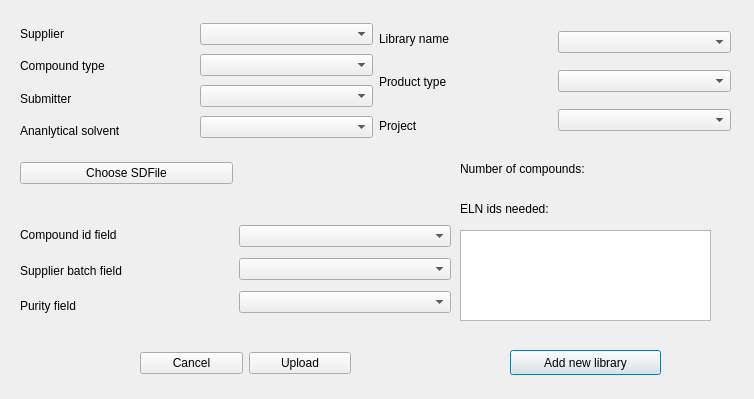
Above: chemReg/sdfReg.ui from dahlbma/scarab_tornado before the change. Below: the same form after it.
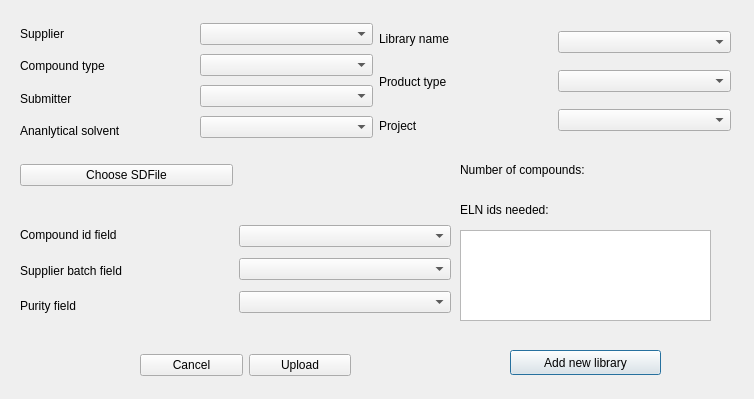
That is the form after the change.

Commit message: Load SDF

The edit to the form file:
```diff
--- a/chemReg/sdfReg.ui
+++ b/chemReg/sdfReg.ui
@@ -129,7 +129,7 @@
     <string>Add new library</string>
    </property>
   </widget>
-  <widget class="QWidget" name="">
+  <widget class="QWidget" name="layoutWidget">
    <property name="geometry">
     <rect>
      <x>20</x>
@@ -312,13 +312,13 @@
     </item>
    </layout>
   </widget>
-  <widget class="QWidget" name="">
+  <widget class="QWidget" name="layoutWidget">
    <property name="geometry">
     <rect>
      <x>20</x>
      <y>160</y>
      <width>431</width>
-     <height>27</height>
+     <height>30</height>
     </rect>
    </property>
    <layout class="QHBoxLayout" name="horizontalLayout_4">
@@ -348,13 +348,13 @@
     </item>
    </layout>
   </widget>
-  <widget class="QWidget" name="">
+  <widget class="QWidget" name="layoutWidget">
    <property name="geometry">
     <rect>
      <x>140</x>
      <y>350</y>
      <width>211</width>
-     <height>27</height>
+     <height>30</height>
     </rect>
    </property>
    <layout class="QHBoxLayout" name="horizontalLayout_6">
@@ -384,13 +384,13 @@
     </item>
    </layout>
   </widget>
-  <widget class="QWidget" name="">
+  <widget class="QWidget" name="layoutWidget">
    <property name="geometry">
     <rect>
      <x>460</x>
      <y>160</y>
      <width>211</width>
-     <height>17</height>
+     <height>20</height>
     </rect>
    </property>
    <layout class="QHBoxLayout" name="horizontalLayout_7">
@@ -420,13 +420,13 @@
     </item>
    </layout>
   </widget>
-  <widget class="QWidget" name="">
+  <widget class="QWidget" name="layoutWidget">
    <property name="geometry">
     <rect>
      <x>460</x>
      <y>200</y>
      <width>181</width>
-     <height>17</height>
+     <height>20</height>
     </rect>
    </property>
    <layout class="QHBoxLayout" name="horizontalLayout_8">
```
Left out of the diff: 4 changed lines with no effect on the pictures. The commit also changes 1 other file.
